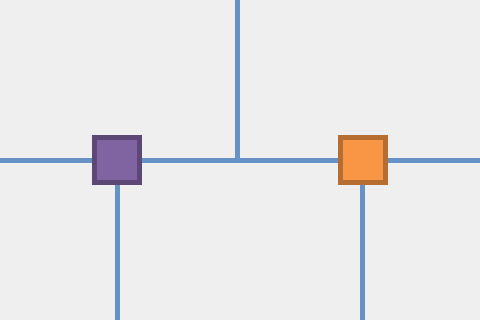
The window that SO-2_1-Trem/mainwindow.ui (frigorg/SO-2.1) describes before a commit, drawn with Qt 5; both pictures show x 110 to 590 and y 187 to 507 of the 1000 by 800 pixel window.
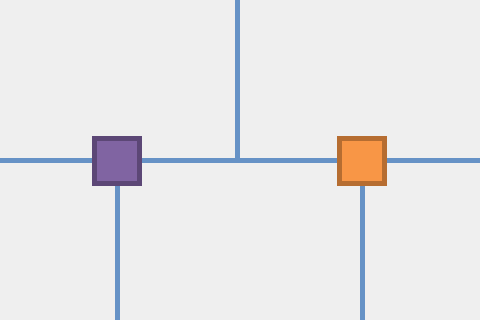
The same window after the commit.

```diff
--- a/SO-2_1-Trem/mainwindow.ui
+++ b/SO-2_1-Trem/mainwindow.ui
@@ -2566,7 +2566,7 @@
     <property name="geometry">
      <rect>
       <x>202</x>
-      <y>322</y>
+      <y>323</y>
       <width>50</width>
       <height>50</height>
      </rect>
@@ -2584,8 +2584,8 @@
    <widget class="QFrame" name="trem5">
     <property name="geometry">
      <rect>
-      <x>448</x>
-      <y>322</y>
+      <x>447</x>
+      <y>323</y>
       <width>50</width>
       <height>50</height>
      </rect>
```
